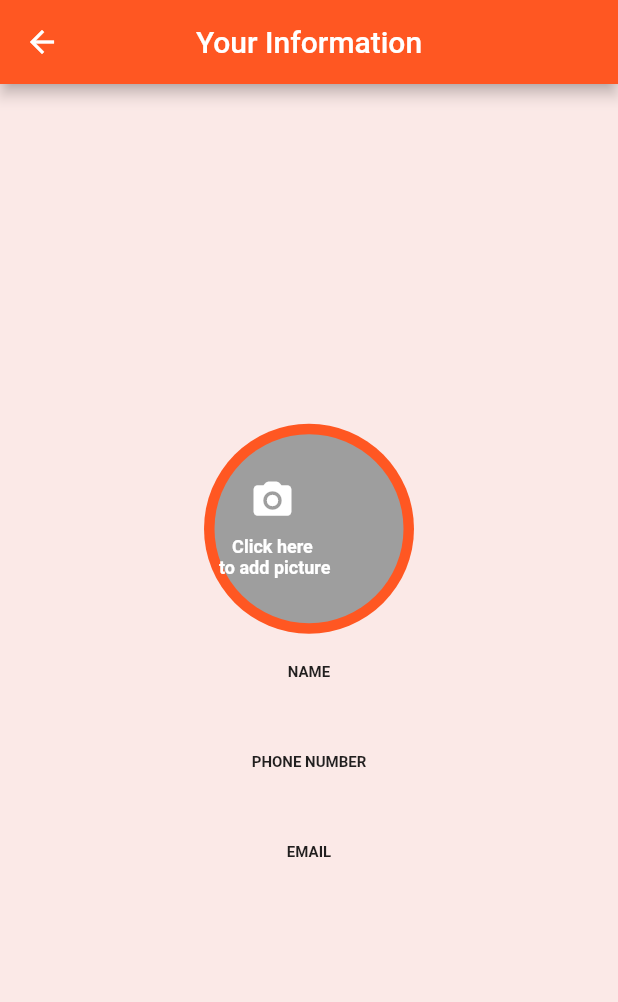
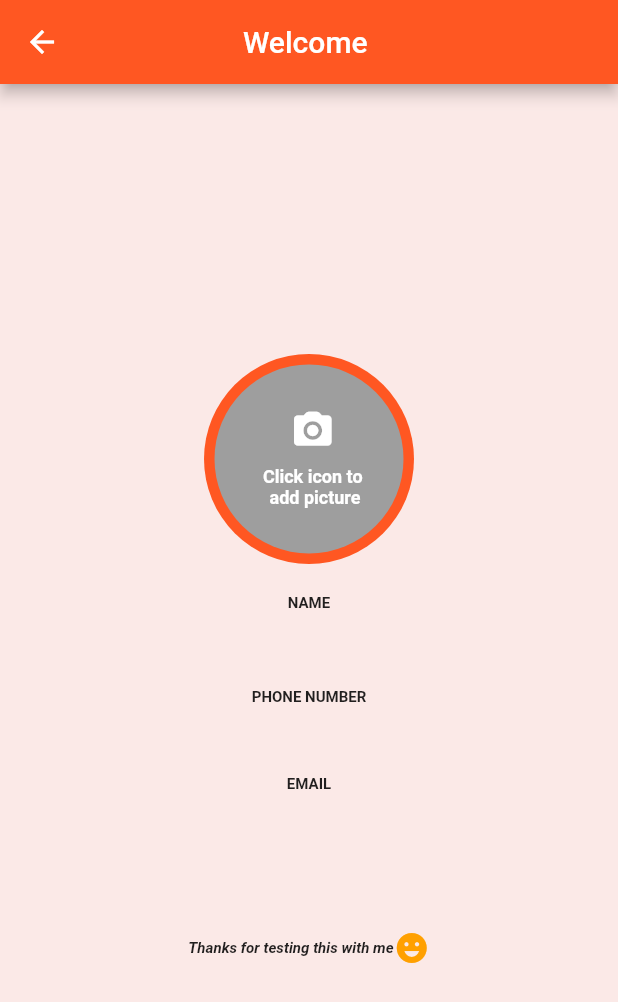
Before and after one commit to jnicdr/HNGi8--assignment, a Flutter app: the informationpage screen opened directly with empty values, after a tap on the "camera alt" icon, on a phone screen of 412 x 824 dp. Shown: the top 1002 px of the screen. Run offline on Flutter 3.47's test engine with Material 2 defaults, Android fonts, the phone set to English and light mode, and no system bars; our stand-ins replace image_cropper, image_picker, intl_phone_field.

Commit message:
first commit

```diff
--- a/lib/informationpage.dart
+++ b/lib/informationpage.dart
@@ -2,6 +2,7 @@ import 'dart:io';
 
 import 'package:flutter/material.dart';
 import 'package:image_picker/image_picker.dart';
+import 'package:image_cropper/image_cropper.dart';
 
 class informationpage extends StatefulWidget {
   String name, phonenumber, email;
@@ -28,14 +29,12 @@ class _informationpageState extends State<informationpage> {
       backgroundColor: Colors.deepOrange[50],
       appBar: AppBar(
         backgroundColor: Colors.deepOrange,
-        title: const Text('Your Information'),
+        title: Text('Welcome '),
         centerTitle: true,
       ),
       body: Center(
         child: Column(
           mainAxisAlignment: MainAxisAlignment.center,
-          children: [
-            Stack(
           children: [
             Stack(
               children: [
@@ -50,8 +49,8 @@ class _informationpageState extends State<informationpage> {
 
                         children: [
                           Padding(
-                                padding: const EdgeInsets.only(top: 20),
-                                child: Column(
+                            padding: const EdgeInsets.fromLTRB(25, 20, 20, 0),
+                            child: Column( crossAxisAlignment: CrossAxisAlignment.center,
                               children: [
                                 Ink(
                                   decoration: ShapeDecoration(
@@ -60,10 +59,28 @@ class _informationpageState extends State<informationpage> {
                                   child: IconButton(
                                       onPressed: () async {
                                         final pickedFile = await picker.pickImage(source: ImageSource.gallery);
-                                            if (pickedFile != null){
-                                              setState((){
-                                                imagePath = pickedFile.path;
+                                        if (pickedFile != null) {
+                                          File? croppedFile = await ImageCropper.cropImage(
+                                              sourcePath: pickedFile.path,
+                                              aspectRatioPresets: [
+                                                CropAspectRatioPreset.square,
+
+                                              ],
+                                              androidUiSettings: AndroidUiSettings(
+                                                  toolbarTitle: 'Cropper',
+                                                  toolbarColor: Colors.deepOrange,
+                                                  toolbarWidgetColor: Colors.white,
+                                                  initAspectRatio: CropAspectRatioPreset.original,
+                                                  lockAspectRatio: false),
+                                              iosUiSettings: IOSUiSettings(
+                                                minimumAspectRatio: 1.0,
+                                              )
+                                          );
+                                          if (croppedFile != null) {
+                                            setState(() {
+                                              imagePath = croppedFile.path;
                                             });
+                                          }
                                         }
                                       },
                                       icon: Icon(Icons.camera_alt_rounded, size: 30,
@@ -72,7 +89,7 @@ class _informationpageState extends State<informationpage> {
 
 
                                 const Text(
-                                      'Click here \n to add picture',
+                                  'Click icon to \n add picture',
                                   textAlign: TextAlign.center,
                                   style: TextStyle(
                                       color: Colors.white,
@@ -83,14 +100,14 @@ class _informationpageState extends State<informationpage> {
                             ),
                           ),
                           imagePath != ""
-                                  ? CircleAvatar( radius: 70,
-                                child: Image.file(File(imagePath)),)
-                                  : Container(),
+                              ? CircleAvatar( radius: 150,
+                                child: ClipRRect( borderRadius: BorderRadius.circular(1000),
+                                  child: Image.file(File(imagePath)),
+                                ),
+                              )
+                              : ClipRRect(),
                         ],
                       )),
-                    ),
-
-                  ],
                 ),
 
               ],
@@ -101,16 +118,17 @@ class _informationpageState extends State<informationpage> {
               'NAME',
               style: TextStyle(fontSize: 10, fontWeight: FontWeight.bold),
             ),
-            Text(
-              '${widget.name}',
-              style: TextStyle(fontSize: 20, fontWeight: FontWeight.bold),
+            Padding(
+              padding: const EdgeInsets.fromLTRB(20, 0, 20, 20),
+              child: Text(
+                '${widget.name}', textAlign: TextAlign.center,
+                style: TextStyle(fontSize: 18, fontWeight: FontWeight.bold),
+              ),
             ),
             SizedBox(
               height: 10,
             ),
-            Padding(
-              padding: const EdgeInsets.only(top: 15),
-              child: Column(
+            Column(
               children: [
                 Text(
                   'PHONE NUMBER',
@@ -118,16 +136,15 @@ class _informationpageState extends State<informationpage> {
                 ),
                 Text(
                   '${widget.phonenumber}',
-                    style: TextStyle(fontSize: 20, fontWeight: FontWeight.bold),
+                  style: TextStyle(fontSize: 18, fontWeight: FontWeight.bold),
                 ),
               ],
-              ),
             ),
             SizedBox(
               height: 10,
             ),
             Padding(
-              padding: const EdgeInsets.only(top: 15),
+              padding: const EdgeInsets.fromLTRB(20, 15, 20, 20),
               child: Column(
                 children: [
                   Text(
@@ -135,17 +152,45 @@ class _informationpageState extends State<informationpage> {
                     style: TextStyle(fontSize: 10, fontWeight: FontWeight.bold),
                   ),
                   Text(
-                    '${widget.email}',
-                    style: TextStyle(fontSize: 20, fontWeight: FontWeight.bold),
+                    '${widget.email} ', textAlign: TextAlign.center,
+                    style: TextStyle(fontSize: 18, fontWeight: FontWeight.bold,),
                   )
 
 
                 ],
               ),
             ),
+
+            Padding(
+              padding: const EdgeInsets.only(top: 50),
+              child: Column(
+                children: [
+                  Row( mainAxisAlignment: MainAxisAlignment.center,
+                    children: [
+                      Text(
+                        'Thanks for testing this with me',
+                        style: TextStyle(fontSize: 10, fontWeight: FontWeight.bold, fontStyle: FontStyle.italic),
+                      ),
+                      Icon(Icons.emoji_emotions,color: Colors.amber[700],)
+                    ],
+                  ),
+
+                ],
+              ),
+            ),
+
           ],
         ),
       ),
     );
   }
 }
+
+class MyClip extends CustomClipper<Rect> {
+  Rect getClip(Size size) {
+    return Rect.fromLTWH(0, 0, 100, 100);
+  }
+  bool shouldReclip(oldClipper) {
+    return false;
+  }
+}
--- a/lib/main.dart
+++ b/lib/main.dart
@@ -4,8 +4,6 @@ import 'dart:io';
 import 'package:flutter/material.dart';
 import 'package:hnhi8_project1/informationpage.dart';
 import 'package:flutter/services.dart';
-import 'package:image_picker/image_picker.dart';
-import 'package:image_cropper/image_cropper.dart';
 import 'package:intl_phone_field/intl_phone_field.dart';
 
 void main() => runApp(const MaterialApp(
```
Also changed, not shown: 1 other file. Lines whose indentation alone changed are shown as unchanged.
